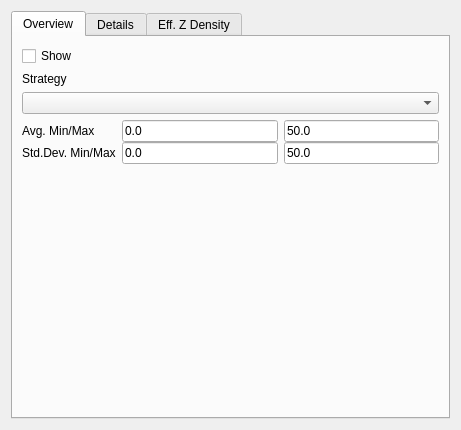
Old version of the form src/PluginVisSlice/MultivariateDataWidget/multivariateDataWidget.ui in the repository voxie-viewer/voxie.
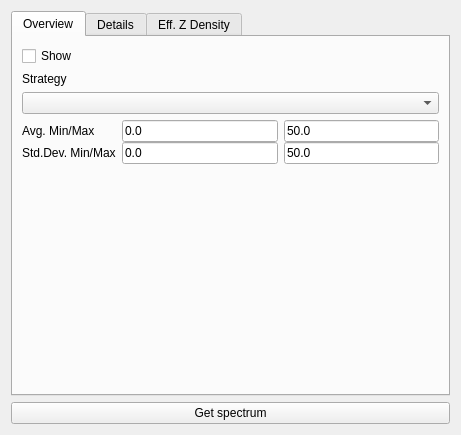
New version of the form.

Diff of the .ui file:
```diff
--- a/src/PluginVisSlice/MultivariateDataWidget/multivariateDataWidget.ui
+++ b/src/PluginVisSlice/MultivariateDataWidget/multivariateDataWidget.ui
@@ -7,7 +7,7 @@
     <x>0</x>
     <y>0</y>
     <width>461</width>
-    <height>430</height>
+    <height>435</height>
    </rect>
   </property>
   <property name="sizePolicy">
@@ -19,7 +19,7 @@
   <property name="windowTitle">
    <string>Form</string>
   </property>
-  <layout class="QHBoxLayout" name="horizontalLayout_5">
+  <layout class="QVBoxLayout" name="horizontalLayout_5">
    <item>
     <widget class="QTabWidget" name="tabWidget">
      <property name="sizePolicy">
@@ -743,6 +743,13 @@
      </widget>
     </widget>
    </item>
+   <item>
+    <widget class="QPushButton" name="Get_Spectrum_Button">
+     <property name="text">
+      <string>Get spectrum</string>
+     </property>
+    </widget>
+   </item>
   </layout>
  </widget>
  <tabstops>
```
